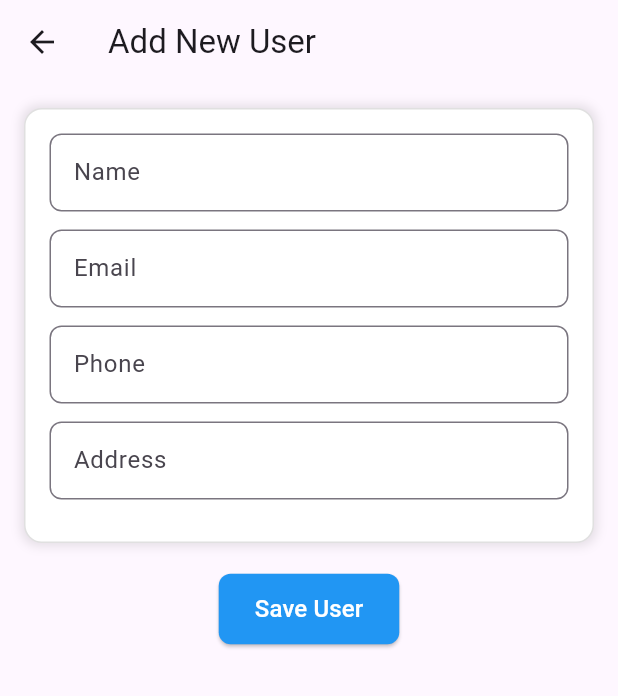
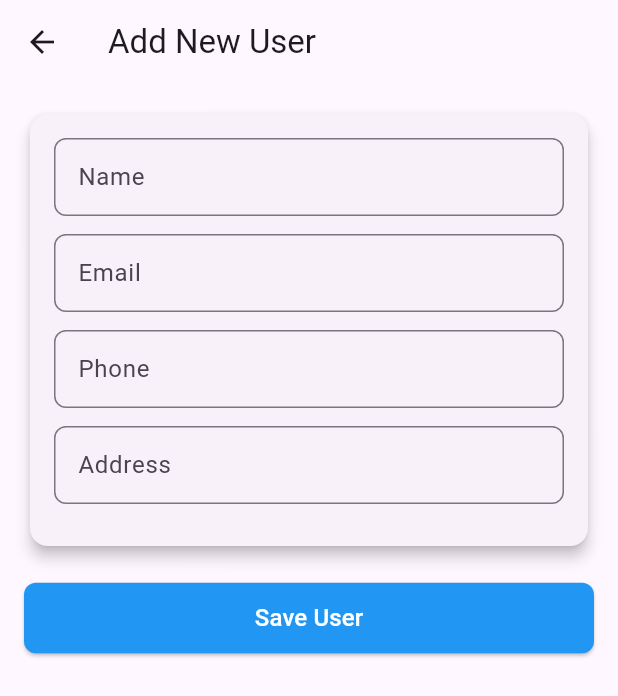
Before and after one commit to Aadityarawat/Unj-Assignment, a Flutter app: the screen it shows after launch, after a tap on "Add User", on a phone screen of 412 x 824 dp. Shown: the top 696 px of the screen. Run offline on Flutter 3.47's test engine with Material 3 defaults, Android fonts, the phone set to English and light mode, and no system bars; our stand-ins replace dio, flutter_riverpod, get_it, shared_preferences, skeletonizer; network calls fail.

Commit message:
Ui changes

```diff
--- a/lib/controller/home_page_controller.dart
+++ b/lib/controller/home_page_controller.dart
@@ -24,20 +24,17 @@ class HomePageController extends StateNotifier<HomePageData> {
   }
 
   int _page = 1;
-  int _totalPages = 1; // Initialize total pages to 1
-  int _totalUsers = 1; // Initialize total pages to 1
+  int _totalPages = 1;
+  int _totalUsers = 1;
   bool _hasMore = true;
-  bool _isLoading = false;
 
   Future<void> load() async {
     if (!_hasMore || state.isLoading) return;
 
-    state = state.copyWith(isLoading: true); // ✅ Set loading to true
-
-    print("🔄 Fetching users from API...");
+    state = state.copyWith(isLoading: true);
 
     try {
-      print("✅ Loading page $_page");
+
       final res = await _httpService.get(
         "https://c43d9c37-22a2-4d9b-9f13-923d980cd6ec.mock.pstmn.io/users?page=$_page",
       );
@@ -47,7 +44,6 @@ class HomePageController extends StateNotifier<HomePageData> {
 
         if (responseData == null || responseData['users'] == null) {
           _hasMore = false;
-          print("⚠️ No more users to load.");
           return;
         }
 
@@ -57,32 +53,28 @@ class HomePageController extends StateNotifier<HomePageData> {
 
         if (data == null || data.isEmpty) {
           _hasMore = false;
-          print("⚠️ No more users to load.");
+
         } else {
           if (_totalUsers > state.users.length) {
             final newUsers = data.map((json) => UserDataList.fromJson(json)).toList();
 
-            state = state.copyWith(users: [...state.users, ...newUsers]); // ✅ Null-safe list merging
+            state = state.copyWith(users: [...state.users, ...newUsers]);
             _databaseService.saveUsersToLocal(state.users);
 
-            print("✅ Loaded ${newUsers.length} users. Total: ${state.users.length}");
-
-            // Check if there are more pages to load
             if (_page < _totalPages) {
               _page++;
             } else {
               _hasMore = false;
-              print("✅ Reached the last page. No more pages to load.");
             }
           }
         }
       } else {
-        print("❌ API Error: ${res?.statusCode}");
+        print(" API Error: ${res?.statusCode}");
       }
     } catch (e) {
-      print("❌ Exception during fetch: $e");
+      print(" Exception during fetch: $e");
     } finally {
-      state = state.copyWith(isLoading: false); // ✅ Ensure reset even if an error occurs
+      state = state.copyWith(isLoading: false);
     }
   }
 
--- a/lib/main.dart
+++ b/lib/main.dart
@@ -6,10 +6,12 @@ import 'package:unj_digital_assignment/service/database_service.dart';
 import 'package:unj_digital_assignment/service/http_service.dart';
 
 void main() async{
+  // main() will execute MyApp() after setupService()
   await _setupService();
   runApp(const MyApp());
 }
 
+// Creating Singleton instance of services using DI.
 Future<void> _setupService() async{
   GetIt.instance.registerSingleton(HttpService());
   GetIt.instance.registerSingleton(DatabaseService());
@@ -24,6 +26,7 @@ class MyApp extends StatelessWidget {
     return ProviderScope(
       child: MaterialApp(
         title: 'Unj Digital',
+        debugShowCheckedModeBanner: false,
         theme: ThemeData(
           colorScheme: ColorScheme.fromSeed(seedColor: Colors.deepPurple),
           useMaterial3: true,
--- a/lib/models/home_page_data.dart
+++ b/lib/models/home_page_data.dart
@@ -2,14 +2,12 @@ import 'package:unj_digital_assignment/models/userDataList.dart';
 
 class HomePageData {
   final List<UserDataList> users;
-  final bool isLoading; // ✅ Added loading state
+  final bool isLoading;
 
   HomePageData({required this.users, required this.isLoading});
 
-  // ✅ Initial state: Empty users list and loading set to false
   HomePageData.initial() : users = [], isLoading = false;
 
-  // ✅ Update method to handle loading state
   HomePageData copyWith({List<UserDataList>? users, bool? isLoading}) {
     return HomePageData(
       users: users ?? this.users,
--- a/lib/screen/add_user_screen.dart
+++ b/lib/screen/add_user_screen.dart
@@ -43,19 +43,15 @@ class _AddUserScreenState extends ConsumerState<AddUserScreen> {
           key: _formKey,
           child: Column(
             children: [
-              Container(
+              Card(
+                elevation: 4,
+                shape: RoundedRectangleBorder(
+                  borderRadius: BorderRadius.circular(12),
+                ),
+                child: Container(
                   padding: const EdgeInsets.all(16.0),
                   decoration: BoxDecoration(
-                  color: Colors.white,
                     borderRadius: BorderRadius.circular(12),
-                  border: Border.all(color: Colors.grey.shade300),
-                  boxShadow: [
-                    BoxShadow(
-                      color: Colors.black.withOpacity(0.1),
-                      blurRadius: 5,
-                      spreadRadius: 2,
-                    ),
-                  ],
                   ),
                   child: Column(
                     children: [
@@ -66,8 +62,11 @@ class _AddUserScreenState extends ConsumerState<AddUserScreen> {
                     ],
                   ),
                 ),
+              ),
               const SizedBox(height: 20),
-              ElevatedButton(
+              SizedBox(
+                width: MediaQuery.sizeOf(context).width,
+                child: ElevatedButton(
                   onPressed: _saveUser,
                   style: ElevatedButton.styleFrom(
                     backgroundColor: Colors.blue,
@@ -77,6 +76,7 @@ class _AddUserScreenState extends ConsumerState<AddUserScreen> {
                     ),
                   ),
                   child: const Text("Save User", style: TextStyle(fontSize: 16, color: Colors.white)),
+                ),
               ),
             ],
           ),
--- a/lib/screen/home_screen.dart
+++ b/lib/screen/home_screen.dart
@@ -74,6 +74,13 @@ class HomeScreenState extends ConsumerState<HomeScreen> {
             // Search Bar with elevation and padding
             Padding(
               padding: const EdgeInsets.all(12.0),
+              child: Card(
+                elevation: 4,
+                shape: RoundedRectangleBorder(
+                  borderRadius: BorderRadius.circular(12),
+                ),
+                child: Padding(
+                  padding: const EdgeInsets.all(2.0),
                   child: TextField(
                     controller: searchController,
                     decoration: InputDecoration(
@@ -83,7 +90,9 @@ class HomeScreenState extends ConsumerState<HomeScreen> {
                         borderRadius: BorderRadius.circular(12),
                       ),
                       filled: true,
-                  fillColor: Colors.grey[200],
+                      fillColor: Colors.white54,
+                    ),
+                  ),
                 ),
               ),
             ),
--- a/lib/service/database_service.dart
+++ b/lib/service/database_service.dart
@@ -1,6 +1,5 @@
 import 'dart:convert';
 
-import 'package:flutter_riverpod/flutter_riverpod.dart';
 import 'package:shared_preferences/shared_preferences.dart';
 import 'package:unj_digital_assignment/models/userDataList.dart';
 
@@ -33,7 +32,6 @@ class DatabaseService{
       print("Error loading users from local storage: $e");
     }
 
-    // Return an empty HomePageData if loading fails
     return HomePageData(users: [], isLoading: false);
   }
 
```
Also changed, not shown: lib/screen/edit_user_screen.dart (+8 -11 lines), lib/screen/user_detail_screen.dart (+49 -26 lines). Lines whose indentation alone changed are shown as unchanged.
